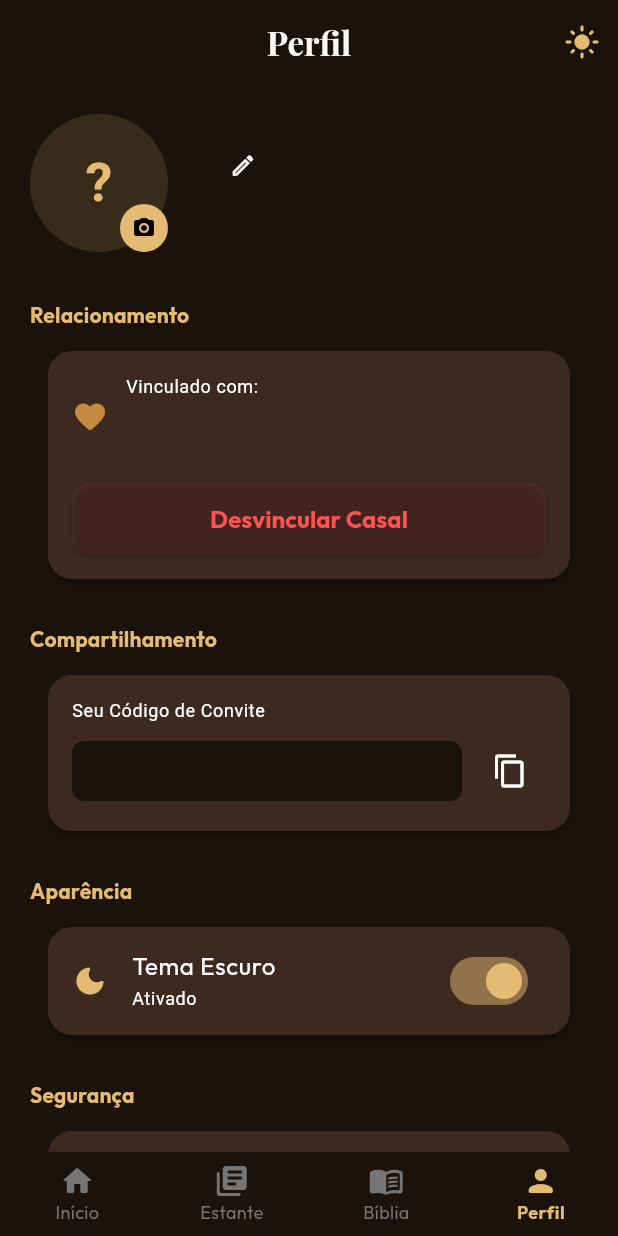
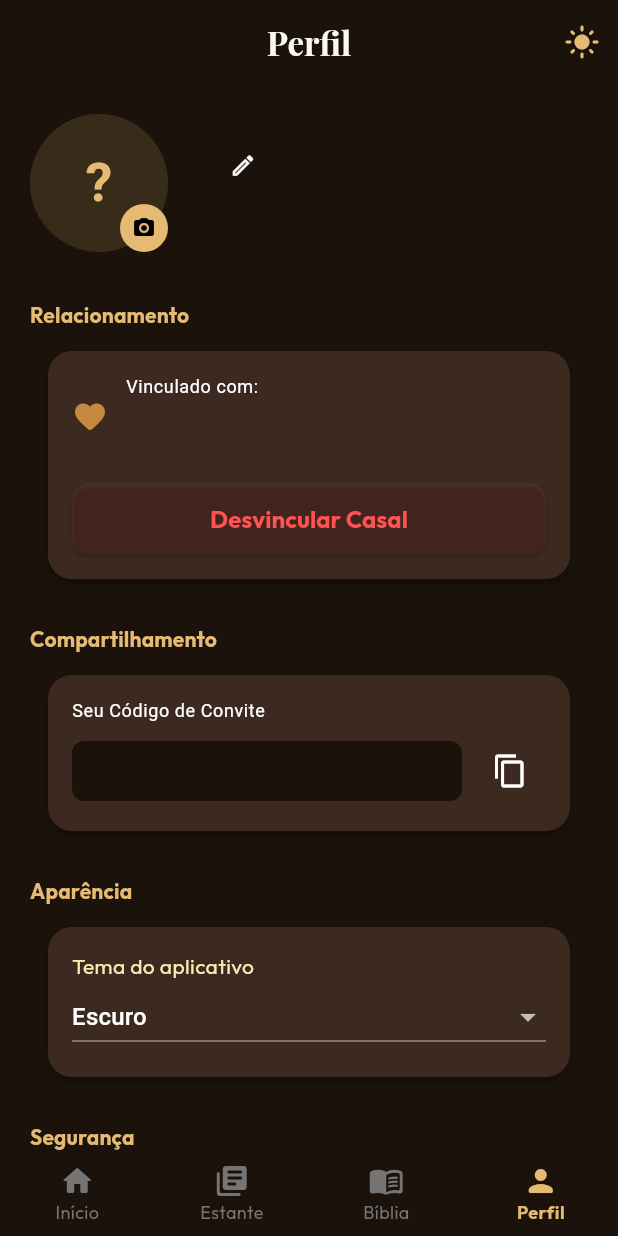
Before and after one commit to RodolfoGama0101/bookself-app, a Flutter app: the screen it shows once a user with an empty profile is signed in, item 4 of the bottom bar chosen, on a phone screen of 412 x 824 dp. Run offline on Flutter 3.47's test engine with Material 3 defaults, Android fonts, the phone set to English and light mode, and no system bars; our stand-ins replace cloud_firestore, firebase_auth, firebase_core, google_fonts, image_picker, shared_preferences; accounts and stored records are empty.

Commit message:
feat(theme): persist preference and support system mode

```diff
--- a/lib/main.dart
+++ b/lib/main.dart
@@ -15,17 +15,51 @@ void main() {
   WidgetsFlutterBinding.ensureInitialized();
 
   runApp(
-    AppStartup(
+    BookselfBootstrap(
       initialize: _initializeFirebase,
-      readyBuilder: (_) => MultiProvider(
-        providers: [
-          ChangeNotifierProvider(create: (_) => AuthService()),
-          ChangeNotifierProvider(create: (_) => ThemeService()),
-        ],
+      readyBuilder: (_) => ChangeNotifierProvider(
+        create: (_) => AuthService(),
         child: const BookselfApp(),
       ),
     ),
   );
+}
+
+/// Restaura o tema antes de abrir a interface e mantém a preferência no logout.
+class BookselfBootstrap extends StatelessWidget {
+  const BookselfBootstrap({
+    super.key,
+    required this.initialize,
+    required this.readyBuilder,
+    this.themeService,
+  });
+
+  final Future<void> Function() initialize;
+  final WidgetBuilder readyBuilder;
+  final ThemeService? themeService;
+
+  @override
+  Widget build(BuildContext context) {
+    return ChangeNotifierProvider<ThemeService>(
+      create: (_) {
+        final service = themeService ?? ThemeService();
+        service.initialize();
+        return service;
+      },
+      child: Builder(
+        builder: (context) {
+          final theme = context.read<ThemeService>();
+          return AppStartup(
+            initialize: () async {
+              await theme.initialize();
+              await initialize();
+            },
+            readyBuilder: readyBuilder,
+          );
+        },
+      ),
+    );
+  }
 }
 
 Future<void> _initializeFirebase() async {
--- a/lib/ui/screens/profile_screen.dart
+++ b/lib/ui/screens/profile_screen.dart
@@ -27,6 +27,16 @@ class _ProfileScreenState extends State<ProfileScreen> {
   bool _isPhotoLoading = false;
   late final _profiles = widget.profiles ?? UserProfileService();
   late final _imagePicker = widget.imagePicker ?? ImagePicker();
+
+  Future<void> _changeTheme(ThemeService service, [ThemeMode? mode]) async {
+    final error = mode == null
+        ? await service.toggleTheme(Theme.of(context).brightness)
+        : await service.setThemeMode(mode);
+    if (!mounted || error == null) return;
+    ScaffoldMessenger.of(context).showSnackBar(
+      SnackBar(content: Text(error), backgroundColor: Colors.redAccent),
+    );
+  }
 
   Future<void> _signOut(AuthService authService) async {
     try {
@@ -386,12 +396,14 @@ class _ProfileScreenState extends State<ProfileScreen> {
         actions: [
           IconButton(
             icon: Icon(
-              themeService.isDarkMode
+              theme.brightness == Brightness.dark
                   ? Icons.light_mode_rounded
                   : Icons.dark_mode_rounded,
             ),
             tooltip: 'Alterar Tema',
-            onPressed: () => themeService.toggleTheme(),
+            onPressed: themeService.isSaving || themeService.isLoading
+                ? null
+                : () => _changeTheme(themeService),
           ),
         ],
       ),
@@ -682,22 +694,62 @@ class _ProfileScreenState extends State<ProfileScreen> {
             ),
             const SizedBox(height: 8),
             Card(
-              child: ListTile(
-                leading: Icon(
-                  themeService.isDarkMode
-                      ? Icons.dark_mode_rounded
-                      : Icons.light_mode_rounded,
-                  color: theme.primaryColor,
-                ),
-                title: const Text('Tema Escuro'),
-                subtitle: Text(
-                  themeService.isDarkMode ? 'Ativado' : 'Desativado',
-                  style: theme.textTheme.bodySmall,
-                ),
-                trailing: Switch(
-                  value: themeService.isDarkMode,
-                  activeColor: theme.primaryColor,
-                  onChanged: (value) => themeService.toggleTheme(),
+              child: Padding(
+                padding: const EdgeInsets.all(16),
+                child: Column(
+                  crossAxisAlignment: CrossAxisAlignment.stretch,
+                  children: [
+                    const Text('Tema do aplicativo'),
+                    DropdownButton<ThemeMode>(
+                      key: const ValueKey('theme-mode-selector'),
+                      value: themeService.themeMode,
+                      isExpanded: true,
+                      items: const [
+                        DropdownMenuItem(
+                          value: ThemeMode.light,
+                          child: Text('Claro'),
+                        ),
+                        DropdownMenuItem(
+                          value: ThemeMode.dark,
+                          child: Text('Escuro'),
+                        ),
+                        DropdownMenuItem(
+                          value: ThemeMode.system,
+                          child: Text('Sistema'),
+                        ),
+                      ],
+                      onChanged: themeService.isSaving || themeService.isLoading
+                          ? null
+                          : (mode) {
+                              if (mode != null) {
+                                _changeTheme(themeService, mode);
+                              }
+                            },
+                    ),
+                    if (themeService.themeMode == ThemeMode.system)
+                      const Text('Acompanha o tema do dispositivo.'),
+                    if (themeService.isSaving || themeService.isLoading) ...[
+                      const SizedBox(height: 8),
+                      const LinearProgressIndicator(),
+                      const SizedBox(height: 8),
+                      Text(
+                        themeService.isSaving
+                            ? 'Salvando tema…'
+                            : 'Carregando tema…',
+                      ),
+                    ],
+                    if (themeService.loadError != null) ...[
+                      const SizedBox(height: 8),
+                      Text(themeService.loadError!),
+                      TextButton(
+                        onPressed:
+                            themeService.isSaving || themeService.isLoading
+                            ? null
+                            : themeService.retryLoading,
+                        child: const Text('Tentar carregar novamente'),
+                      ),
+                    ],
+                  ],
                 ),
               ),
             ),
--- a/lib/utils/error_handler.dart
+++ b/lib/utils/error_handler.dart
@@ -30,6 +30,8 @@ enum ErrorOperation {
   updateName,
   updatePhoto,
   loadBookCover,
+  loadTheme,
+  saveTheme,
 }
 
 /// Transporta somente o status, sem URL, chave, consulta ou corpo da resposta.
@@ -110,6 +112,11 @@ class ErrorHandler {
   }) {
     final description = _describe(error);
     _log(description, operation);
+    if ((operation == ErrorOperation.loadTheme ||
+            operation == ErrorOperation.saveTheme) &&
+        error is TimeoutException) {
+      return 'A operação demorou mais que o esperado. Tente novamente.';
+    }
     if (operation == ErrorOperation.resetPassword &&
         error is FirebaseAuthException &&
         error.code == 'user-not-found') {
--- a/pubspec.yaml
+++ b/pubspec.yaml
@@ -20,6 +20,7 @@ version: 1.0.0+1
 
 environment:
   sdk: ^3.12.0
+  flutter: '>=3.44.0'
 
 # Dependencies specify other packages that your package needs in order to work.
 # To automatically upgrade your package dependencies to the latest versions
@@ -42,6 +43,7 @@ dependencies:
   intl: ^0.20.2
   google_fonts: ^8.1.0
   image_picker: ^1.2.2
+  shared_preferences: ^2.5.5
 
 dev_dependencies:
   flutter_test:
```
Also changed, not shown: lib/services/theme_service.dart (+102 -7 lines), pubspec.lock, 6 other files.
